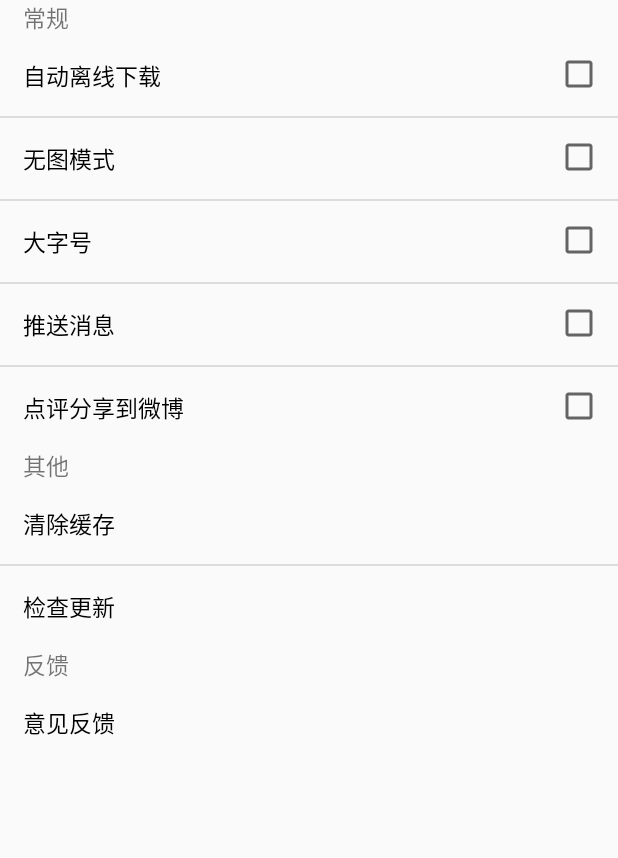
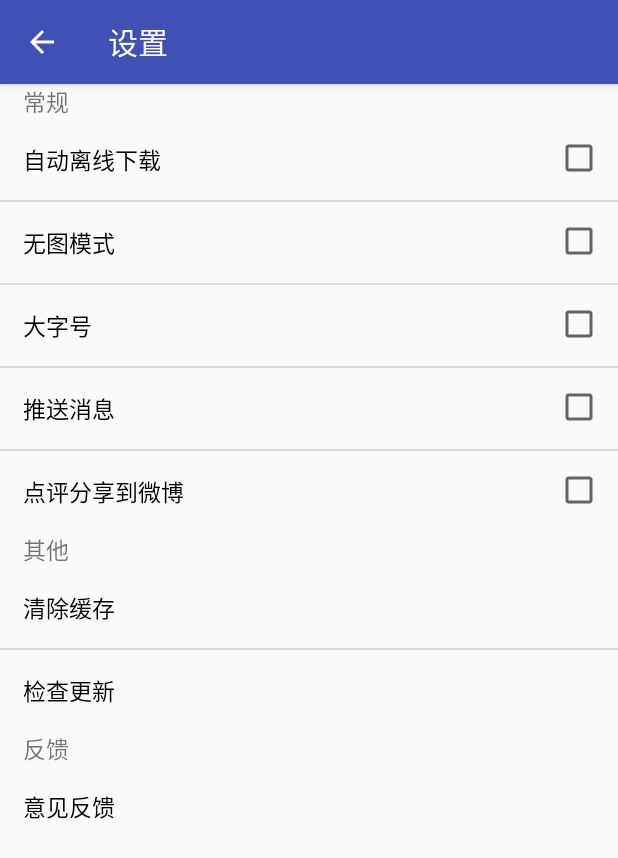
Before and after one commit to GtLeaf/ZhiHuDaily, an Android app: the SettingActivity screen opened directly, with no data from a screen before it, on a phone screen of 412 x 824 dp. Shown: the top 858 px of the screen. Run offline under Robolectric (Android 15) with nearby library versions, the phone set to English and light mode, and no system bars.

```diff
--- a/app/src/main/AndroidManifest.xml
+++ b/app/src/main/AndroidManifest.xml
@@ -21,7 +21,7 @@
         </activity>
         <activity android:name=".ui.NewsContentActivity"
             android:theme="@style/NewsContentActivityTheme"/>
-        <activity android:name=".Setting.SettingActivity"
+        <activity android:name=".ui.Setting.SettingActivity"
             android:label="设置">
         </activity>
     </application>
--- a/app/src/main/java/com/cmd/hit/zhihudaily/model/repository/NewsRepository.java
+++ b/app/src/main/java/com/cmd/hit/zhihudaily/model/repository/NewsRepository.java
@@ -42,7 +42,7 @@ public class NewsRepository {
         //组装key
         return dao.getCache(cacheKeyPrefix+key, BeforeNews.class)
                 .onErrorResumeNext(network.getBeforeNews(key)
-                        .doOnNext(beforeNews -> dao.cacheData(cacheKeyPrefix+beforeNews.getDate(), beforeNews))
+                        .doOnNext(beforeNews -> dao.cacheData(cacheKeyPrefix+key, beforeNews))
                 );
     }
 
--- a/app/src/main/java/com/cmd/hit/zhihudaily/ui/NewsContentActivity.java
+++ b/app/src/main/java/com/cmd/hit/zhihudaily/ui/NewsContentActivity.java
@@ -8,7 +8,6 @@ import android.support.design.widget.CollapsingToolbarLayout;
 import android.support.v7.app.ActionBar;
 import android.support.v7.app.AppCompatActivity;
 import android.support.v7.widget.Toolbar;
-import android.view.CollapsibleActionView;
 import android.view.MenuItem;
 import android.webkit.WebView;
 import android.webkit.WebViewClient;
@@ -90,7 +89,6 @@ public class NewsContentActivity extends AppCompatActivity{
                     tv_newsContentTitle.setText(news.getTitle());
                     PhotoCacheHelper.getInstance().loadBitmap(news.getImage(), iv_newsContentTitle);
                 });
-
     }
 
     public static void actionStart(int newsId, Context context){
--- a/app/src/main/java/com/cmd/hit/zhihudaily/Setting/BasicAdapter.java
+++ b/app/src/main/java/com/cmd/hit/zhihudaily/ui/Setting/BasicAdapter.java
@@ -1,11 +1,10 @@
-package com.cmd.hit.zhihudaily.Setting;
+package com.cmd.hit.zhihudaily.ui.Setting;
 
 import android.content.Context;
 import android.view.LayoutInflater;
 import android.view.View;
 import android.view.ViewGroup;
 import android.widget.ArrayAdapter;
-import android.widget.ListView;
 import android.widget.TextView;
 
 import com.cmd.hit.zhihudaily.R;
--- a/app/src/main/java/com/cmd/hit/zhihudaily/Setting/SettingActivity.java
+++ b/app/src/main/java/com/cmd/hit/zhihudaily/ui/Setting/SettingActivity.java
@@ -1,8 +1,11 @@
-package com.cmd.hit.zhihudaily.Setting;
+package com.cmd.hit.zhihudaily.ui.Setting;
 
 import android.os.Bundle;
+import android.support.v7.app.ActionBar;
 import android.support.v7.app.AppCompatActivity;
+import android.support.v7.widget.Toolbar;
 import android.util.Log;
+import android.view.MenuItem;
 import android.view.View;
 import android.widget.AdapterView;
 import android.widget.ListView;
@@ -14,6 +17,9 @@ import java.util.ArrayList;
 import java.util.List;
 
 public class SettingActivity extends AppCompatActivity {
+
+    private Toolbar setting_toolbar;
+
     private List<String> str2 = new ArrayList<String>();
     private List<String> str3 = new ArrayList<String>();;
     public List<SettingChoice> routine = new ArrayList<>();
@@ -21,6 +27,10 @@ public class SettingActivity extends AppCompatActivity {
     protected void onCreate(Bundle savedInstanceState) {
         super.onCreate(savedInstanceState);
         setContentView(R.layout.setting_main);
+
+        setting_toolbar = findViewById(R.id.setting_toolbar);
+        initToolBar();
+
         ListView lv=(ListView)findViewById(R.id.listview1);
         ListView lv2=(ListView)findViewById(R.id.listview2);
         ListView lv3=(ListView)findViewById(R.id.listview3);
@@ -75,4 +85,29 @@ public class SettingActivity extends AppCompatActivity {
             }
         });
     }
+
+    @Override
+    public boolean onOptionsItemSelected(MenuItem item) {
+        switch (item.getItemId())
+        {
+            case android.R.id.home:
+                finish();
+                break;
+        }
+        return super.onOptionsItemSelected(item);
+    }
+
+    /*
+    * 设置toolbar
+    * */
+    private void initToolBar()
+    {
+        setSupportActionBar(setting_toolbar);
+        ActionBar actionBar = getSupportActionBar();
+        if(actionBar != null)
+        {
+            actionBar.setDisplayHomeAsUpEnabled(true);
+            actionBar.setTitle("设置");
+        }
+    }
 }
--- a/app/src/main/java/com/cmd/hit/zhihudaily/Setting/SettingAdapter.java
+++ b/app/src/main/java/com/cmd/hit/zhihudaily/ui/Setting/SettingAdapter.java
@@ -1,4 +1,4 @@
-package com.cmd.hit.zhihudaily.Setting;
+package com.cmd.hit.zhihudaily.ui.Setting;
 import com.cmd.hit.zhihudaily.R;
 import android.content.Context;
 import android.graphics.Color;
--- a/app/src/main/java/com/cmd/hit/zhihudaily/Setting/SettingChoice.java
+++ b/app/src/main/java/com/cmd/hit/zhihudaily/ui/Setting/SettingChoice.java
@@ -1,4 +1,4 @@
-package com.cmd.hit.zhihudaily.Setting;
+package com.cmd.hit.zhihudaily.ui.Setting;
 
 import java.io.Serializable;
 
--- a/app/src/main/java/com/cmd/hit/zhihudaily/ui/adapter/NewsHolder.java
+++ b/app/src/main/java/com/cmd/hit/zhihudaily/ui/adapter/NewsHolder.java
@@ -10,6 +10,7 @@ import android.widget.Toast;
 import com.bumptech.glide.Glide;
 import com.cmd.hit.zhihudaily.R;
 import com.cmd.hit.zhihudaily.ui.MainActivity;
+import com.cmd.hit.zhihudaily.ui.NewsContentActivity;
 import com.cmd.hit.zhihudaily.ui.bean.NewsBean;
 
 public class NewsHolder extends RecyclerView.ViewHolder {
@@ -28,7 +29,8 @@ public class NewsHolder extends RecyclerView.ViewHolder {
         itemView.setOnClickListener(new View.OnClickListener() {
             @Override
             public void onClick(View view) {
-                Toast.makeText(MainActivity.getInstance(), ""+newsBean.getId(), Toast.LENGTH_SHORT).show();
+//                Toast.makeText(MainActivity.getInstance(), ""+newsBean.getId(), Toast.LENGTH_SHORT).show();
+                NewsContentActivity.actionStart(newsBean.getId(), itemView.getContext());
             }
         });
     }
--- a/app/src/main/res/drawable/gray_background.xml
+++ b/app/src/main/res/drawable/gray_background.xml
@@ -1,4 +1,10 @@
 <?xml version="1.0" encoding="utf-8"?>
 <shape xmlns:android="http://schemas.android.com/apk/res/android">
 
+    <gradient
+        android:type="linear"
+        android:angle="90"
+        android:startColor="#000000"
+        android:endColor="#00000000"/>
+
 </shape>
--- a/app/src/main/res/layout/setting_main.xml
+++ b/app/src/main/res/layout/setting_main.xml
@@ -1,11 +1,31 @@
 <?xml version="1.0" encoding="utf-8"?>
 
-<LinearLayout xmlns:android="http://schemas.android.com/apk/res/android"
-    xmlns:app="http://schemas.android.com/apk/res-auto"
-    xmlns:tools="http://schemas.android.com/tools"
+<android.support.design.widget.CoordinatorLayout
     android:layout_width="match_parent"
     android:layout_height="match_parent"
-    android:orientation="vertical">
+    xmlns:android="http://schemas.android.com/apk/res/android"
+    xmlns:app="http://schemas.android.com/apk/res-auto">
+
+    <android.support.design.widget.AppBarLayout
+        android:id="@+id/abl_setting_bar"
+        android:layout_width="match_parent"
+        android:layout_height="wrap_content">
+
+        <android.support.v7.widget.Toolbar
+            android:id="@+id/setting_toolbar"
+            android:layout_width="match_parent"
+            android:layout_height="match_parent"
+            android:background="?attr/colorPrimary"
+            android:theme="@style/ThemeOverlay.AppCompat.Dark.ActionBar"
+            app:popupTheme="@style/ThemeOverlay.AppCompat.Light" />
+
+    </android.support.design.widget.AppBarLayout>
+
+    <LinearLayout xmlns:android="http://schemas.android.com/apk/res/android"
+        android:layout_width="match_parent"
+        android:layout_height="match_parent"
+        android:orientation="vertical"
+        app:layout_behavior="@string/appbar_scrolling_view_behavior">
 
         <TextView
             android:id="@+id/textView"
@@ -31,8 +51,7 @@
         <ListView
             android:id="@+id/listview2"
             android:layout_width="match_parent"
-        android:layout_height="wrap_content"
-        android:listSelector="#00000000"/>
+            android:layout_height="wrap_content" />
 
         <TextView
             android:id="@+id/textView3"
@@ -47,3 +66,5 @@
             android:layout_width="match_parent"
             android:layout_height="wrap_content" />
     </LinearLayout>
+
+</android.support.design.widget.CoordinatorLayout>
```
Also changed, not shown: app/src/main/java/com/cmd/hit/zhihudaily/ui/MainActivity.java (+52 -19 lines), app/src/main/res/layout/activity_news_content.xml (+5 -2 lines), app/src/main/res/drawable/image_0.jpg (deleted), app/src/main/res/drawable/image_1.jpg (deleted), app/src/main/res/drawable/image_2.jpg (deleted), app/src/main/res/drawable/image_3.jpg (deleted), app/src/main/res/drawable/image_4.jpg (deleted), app/src/main/res/drawable/image_5.jpg (deleted), app/src/main/res/drawable/image_6.jpg (deleted), 1 other file. Lines whose indentation alone changed are shown as unchanged.
